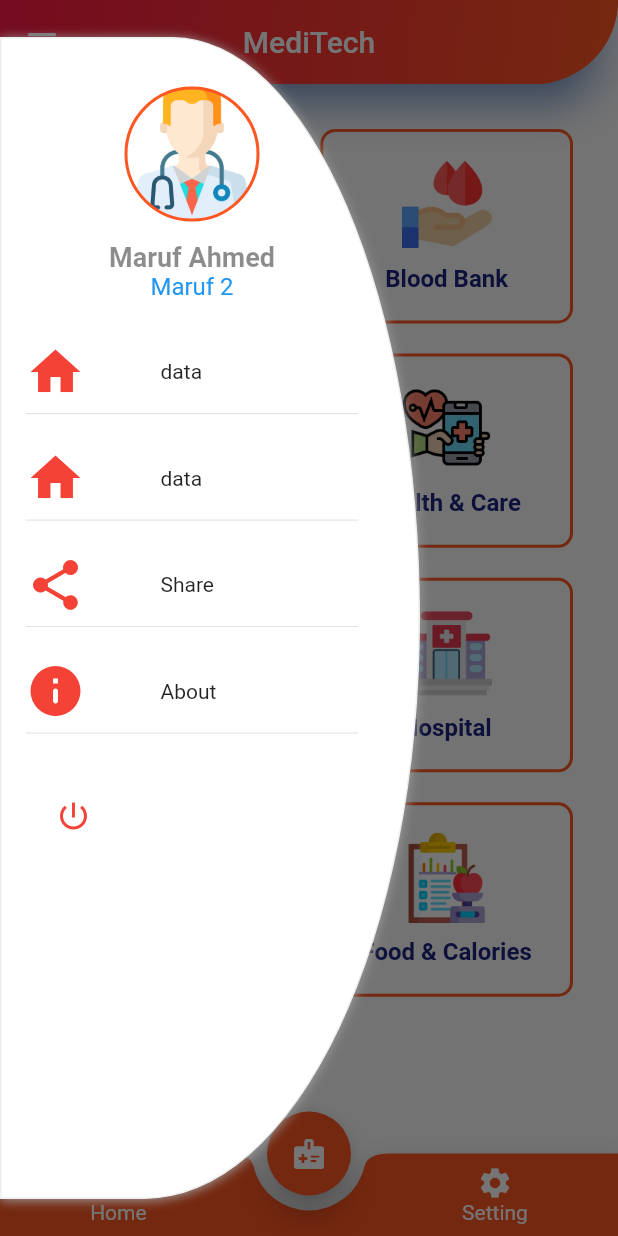
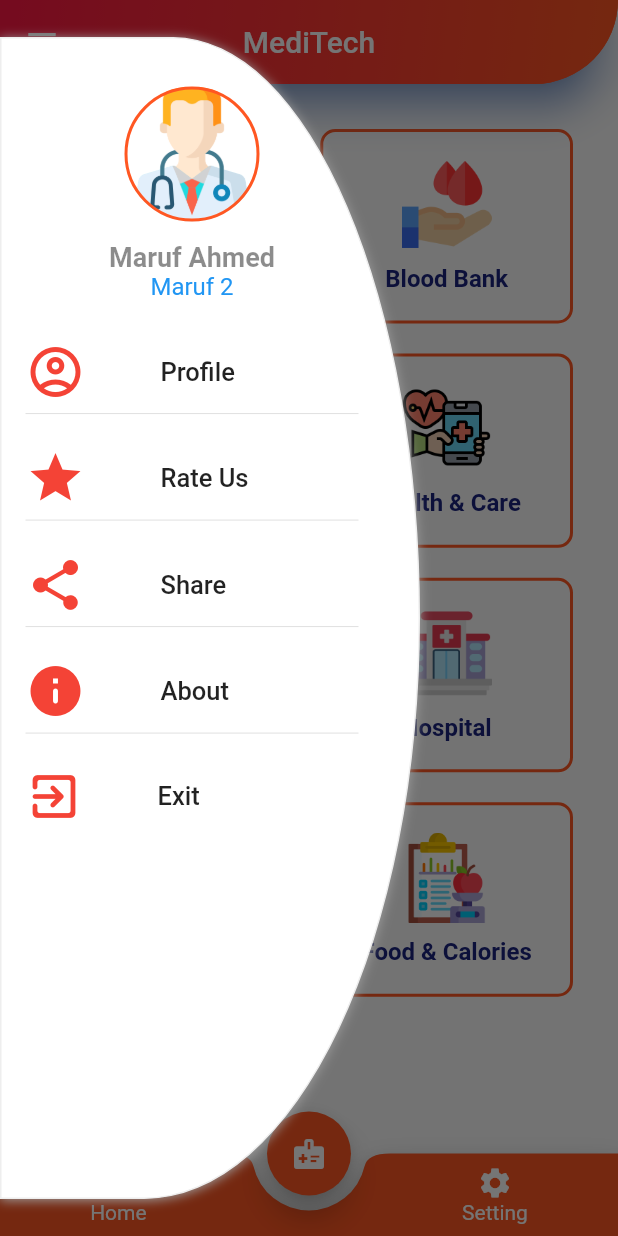
Before and after one commit to marufahmedofficial/MediTech_project_UITS, a Flutter app: the screen it shows after launch, with the side drawer open, on a phone screen of 412 x 824 dp. Run offline on Flutter 3.47's test engine with Material 2 defaults, Android fonts, the phone set to English and light mode, and no system bars.

Commit message:
drawer changed again

```diff
--- a/lib/pages/homepage.dart
+++ b/lib/pages/homepage.dart
@@ -68,12 +68,11 @@ class _HomePageState extends State<HomePage> {
               bottomRight: Radius.circular((60))),
         ),
       ),
-      drawer: (
-          Container(
-            height: MediaQuery.of(context).size.height * 0.94,
-            // width: MediaQuery.of(context).size.width,
+      drawer: (Container(
+        height: MediaQuery.of(context).size.height * 0.94,
+        // width: MediaQuery.of(context).size.width,
 
-            clipBehavior: Clip.antiAliasWithSaveLayer,
+        clipBehavior: Clip.antiAliasWithSaveLayer,
         padding: const EdgeInsets.only(left: 16.0, right: 40),
         decoration: BoxDecoration(
           color: Colors.white,
@@ -81,7 +80,6 @@ class _HomePageState extends State<HomePage> {
             color: Colors.grey.shade200,
             width: 1,
           ),
-
           boxShadow: const [
             BoxShadow(
               color: Colors.grey,
@@ -102,8 +100,7 @@ class _HomePageState extends State<HomePage> {
               children: <Widget>[
                 const SizedBox(height: 32.0),
                 Container(
-
-                 height: 90,
+                  height: 90,
                   width: 90,
                   alignment: Alignment.center,
                   decoration: BoxDecoration(
@@ -128,12 +125,12 @@ class _HomePageState extends State<HomePage> {
                 Row(
                   children: [
                     Icon(
-                      Icons.home,
+                      Icons.account_circle_outlined,
                       color: Colors.red,
                       size: 40,
                     ),
                     SizedBox(width: 50),
-                    Text('data')
+                    Text('Profile',style: TextStyle(fontWeight: FontWeight.w500,fontSize: 17 ))
                   ],
                 ),
                 const Divider(),
@@ -143,12 +140,12 @@ class _HomePageState extends State<HomePage> {
                 Row(
                   children: [
                     Icon(
-                      Icons.home,
+                      Icons.star,
                       color: Colors.red,
                       size: 40,
                     ),
                     SizedBox(width: 50),
-                    Text('data'),
+                    Text('Rate Us',style: TextStyle(fontWeight: FontWeight.w500,fontSize: 17 )),
                   ],
                 ),
                 const Divider(),
@@ -163,7 +160,7 @@ class _HomePageState extends State<HomePage> {
                       size: 40,
                     ),
                     SizedBox(width: 50),
-                    Text('Share'),
+                    Text('Share',style: TextStyle(fontWeight: FontWeight.w500,fontSize: 17 )),
                   ],
                 ),
                 const Divider(),
@@ -178,29 +175,24 @@ class _HomePageState extends State<HomePage> {
                       size: 40,
                     ),
                     SizedBox(width: 50),
-                    Text('About'),
+                    Text('About',style: TextStyle(fontWeight: FontWeight.w500,fontSize: 17 )),
                   ],
                 ),
                 const Divider(),
                 const SizedBox(
                   height: 15,
                 ),
-                Container(
-                  alignment: Alignment.centerLeft,
-                  padding: const EdgeInsets.all(8),
-                  child: IconButton(
-                    icon: const Icon(
-                      Icons.power_settings_new,
+                Row(
+                  children: [
+                    Icon(
+                      Icons.exit_to_app_rounded,
                       color: Colors.red,
+                      size: 38,
                     ),
-                    onPressed: () async {
-                      // await setLoginStatus(false);
-                      // Navigator.pushReplacementNamed(
-                      //     context, LauncherPage.routeName);
-                    },
-                  ),
-
-                ),
+                    const SizedBox(width: 50),
+                    Text('Exit',style: TextStyle(fontWeight: FontWeight.w500,fontSize: 17 )),
+                  ],
+                )
               ],
             ),
           ),
```
